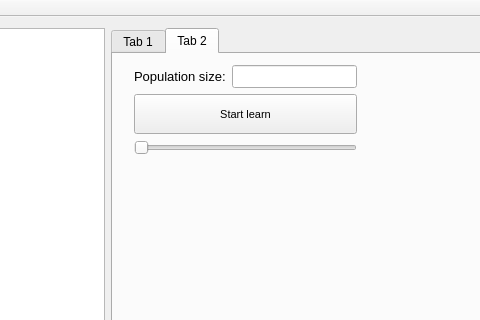
pierok/StarWarsTD, file mainwindow.ui: the form before one commit; both pictures show x 527 to 1007 and y 0 to 320 of the 1270 by 726 pixel window.
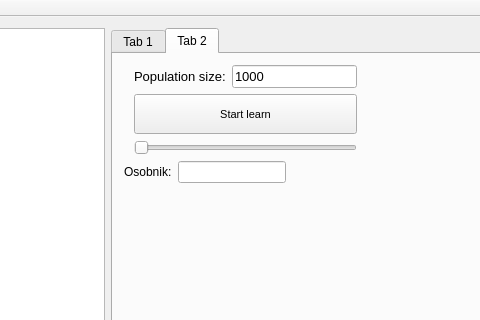
The form after the commit. Custom widgets are drawn as their Qt base class.

Patch:
```diff
--- a/mainwindow.ui
+++ b/mainwindow.ui
@@ -294,6 +294,9 @@
                 <pointsize>10</pointsize>
                </font>
               </property>
+              <property name="text">
+               <string>1000</string>
+              </property>
              </widget>
             </item>
            </layout>
@@ -325,6 +328,20 @@
           </item>
          </layout>
         </item>
+        <item row="1" column="0">
+         <layout class="QHBoxLayout" name="horizontalLayout_6">
+          <item>
+           <widget class="QLabel" name="label">
+            <property name="text">
+             <string>Osobnik:</string>
+            </property>
+           </widget>
+          </item>
+          <item>
+           <widget class="QLineEdit" name="osobnikLineEdit"/>
+          </item>
+         </layout>
+        </item>
        </layout>
       </widget>
      </widget>
```
